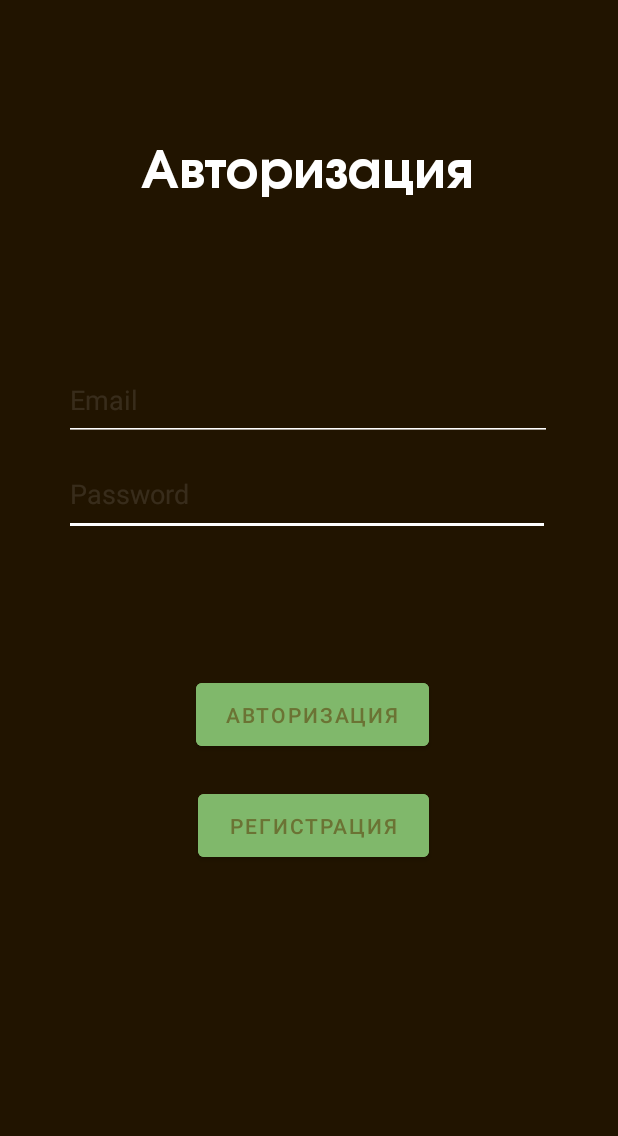
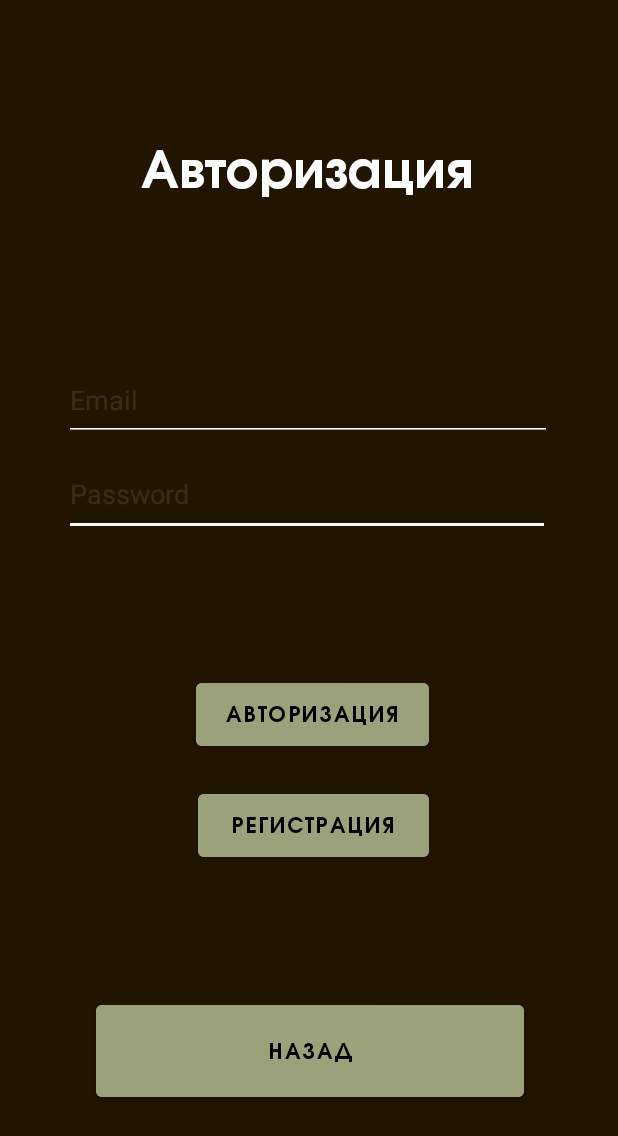
Before and after one commit to PDorofeeva/MyProject2, an Android app: the layout fragment_log_in.xml on its own in the app's theme, with its tools: preview values and no code run, on a phone screen of 412 x 824 dp. Shown: the top 1136 px of the screen. Run offline under Robolectric (Android 15) with nearby library versions, the phone set to English and light mode, and no system bars.

```diff
--- a/app/build.gradle
+++ b/app/build.gradle
@@ -74,7 +74,8 @@ dependencies {
     //Firebase
     implementation platform('com.google.firebase:firebase-bom:31.5.0')
     // Import the BoM for the Firebase platform
-    implementation platform('com.google.firebase:firebase-bom:31.5.0')
-    // When using the BoM, you don't specify versions in Firebase library dependencies
+    implementation platform('com.google.firebase:firebase-bom:32.0.0')
     implementation 'com.google.firebase:firebase-auth'
+    // Add the dependency for the Cloud Storage library
+    implementation 'com.google.firebase:firebase-storage'
 }
--- a/app/src/main/java/com/example/myproject/Mainfragment.java
+++ b/app/src/main/java/com/example/myproject/Mainfragment.java
@@ -50,8 +50,8 @@ public class Mainfragment extends Fragment implements AdapterView.OnItemSelected
         spinner.setOnItemSelectedListener((AdapterView.OnItemSelectedListener) this);
         orderViewModelPr = new ViewModelProvider(requireActivity()).get(OrderViewModel.class);
         binding = FragmentMainfragmentBinding.inflate(inflater, container, false);
-        binding.setViewModelPr(orderViewModelPr);
-        binding.setLifecycleOwner(this);
+        //binding.setViewModelPr(orderViewModelPr);
+        //binding.setLifecycleOwner(this);
         return binding.getRoot();
     }
 
--- a/app/src/main/java/com/example/myproject/MathTestResult.java
+++ b/app/src/main/java/com/example/myproject/MathTestResult.java
@@ -80,7 +80,7 @@ public class MathTestResult extends Fragment {
         //sharedPreferences = PreferenceManager.getDefaultSharedPreferences(User);
         list = new ArrayList<>();
 
-        Toast.makeText(getActivity(), "Success", Toast.LENGTH_SHORT).show();
+        Toast.makeText(getActivity(), "Успешно", Toast.LENGTH_SHORT).show();
         //Database.child("User").child(FirebaseAuth.getInstance().getUid()).child("answer").setValue(fragmentMathTestResultBinding.textView42.getText().toString());
     }
 
--- a/app/src/main/java/com/example/myproject/russianTestResults.java
+++ b/app/src/main/java/com/example/myproject/russianTestResults.java
@@ -89,8 +89,7 @@ public class russianTestResults extends Fragment {
             }
         });
 
-        Toast.makeText(getActivity(), "Success", Toast.LENGTH_SHORT).show();
-        Toast.makeText(getActivity(), "Success", Toast.LENGTH_SHORT).show();
+        Toast.makeText(getActivity(), "Успешно", Toast.LENGTH_SHORT).show();
         //Database.child("User").child(FirebaseAuth.getInstance().getUid()).child("answer").setValue(fragmentMathTestResultBinding.textView42.getText().toString());
     }
 
--- a/app/src/main/res/layout/fragment_log_in.xml
+++ b/app/src/main/res/layout/fragment_log_in.xml
@@ -161,9 +161,10 @@
             android:layout_height="54dp"
             android:layout_gravity="start"
             android:layout_marginTop="20dp"
-            android:backgroundTint="#80B86B"
+            android:backgroundTint="#9BA17B"
+            android:fontFamily="@font/secondfont"
             android:text="Регистрация"
-            android:textColor="#6B7334"
+            android:textColor="#000000"
             android:visibility="visible"
             app:layout_constraintEnd_toEndOf="@+id/authorization"
             app:layout_constraintHorizontal_bias="1.0"
@@ -176,14 +177,30 @@
             android:layout_height="54dp"
             android:layout_gravity="start"
             android:layout_marginTop="92dp"
-            android:backgroundTint="#80B86B"
+            android:backgroundTint="#9BA17B"
+            android:fontFamily="@font/secondfont"
             android:text="Авторизация"
-            android:textColor="#6B7334"
+            android:textColor="#000000"
             android:visibility="visible"
             app:layout_constraintEnd_toEndOf="parent"
             app:layout_constraintHorizontal_bias="0.507"
             app:layout_constraintStart_toStartOf="parent"
             app:layout_constraintTop_toBottomOf="@+id/password" />
+
+        <Button
+            android:id="@+id/exit"
+            android:layout_width="285dp"
+            android:layout_height="73dp"
+            android:layout_gravity="start"
+            android:layout_marginTop="648dp"
+            android:backgroundTint="#9BA17B"
+            android:fontFamily="@font/secondfont"
+            android:text="Назад"
+            android:textColor="#000000"
+            android:visibility="visible"
+            app:layout_constraintEnd_toEndOf="parent"
+            app:layout_constraintStart_toStartOf="parent"
+            app:layout_constraintTop_toTopOf="parent" />
 
         <TextView
             android:id="@+id/textView51"
--- a/app/src/main/res/layout/fragment_mainfragment.xml
+++ b/app/src/main/res/layout/fragment_mainfragment.xml
@@ -10,11 +10,6 @@
     tools:layout_editor_absoluteY="1dp"
     android:fillViewport="true">
 
-    <data>
-        <variable
-            name="viewModelPr"
-            type="com.example.myproject.model.OrderViewModel" />
-    </data>
 
     <androidx.constraintlayout.widget.ConstraintLayout
         android:layout_width="match_parent"
```
Also changed, not shown: app/src/main/java/com/example/myproject/LogIn.java (+1 -35 lines), app/src/main/java/com/example/myproject/RussianPractice.java (+27 -42 lines), app/src/main/java/com/example/myproject/ScoreAnswer.java (+27 -0 lines), app/src/main/java/com/example/myproject/TheoryAndPracticeRussian.java (+20 -2 lines).
